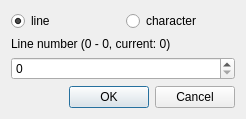
Before: the Qt Designer form Qitom/ui/dialogGoto.ui in itom-project/itom, drawn with Qt 5.
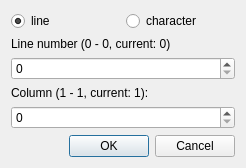
After: the same form once the commit is applied. Custom widgets are drawn as their Qt base class.

Commit message:
Script editor: 'Go To' dialog accepts a column
In the line mode, the dialog shows a second spin box for the column
(1-based, current column preselected). The column is clipped to the length
of the target line, the editor scrolls horizontally to it. Useful for wide
data listings.

```diff
--- a/Qitom/ui/dialogGoto.ui
+++ b/Qitom/ui/dialogGoto.ui
@@ -48,6 +48,19 @@
    <item>
     <widget class="ito::ItomSpinBox" name="spinValue"/>
    </item>
+   <item>
+    <widget class="QLabel" name="lblColumn">
+     <property name="text">
+      <string>Column (1 - 1, current: 1):</string>
+     </property>
+     <property name="buddy">
+      <cstring>spinColumn</cstring>
+     </property>
+    </widget>
+   </item>
+   <item>
+    <widget class="ito::ItomSpinBox" name="spinColumn"/>
+   </item>
    <item>
     <widget class="QDialogButtonBox" name="btnBox">
      <property name="orientation">
```
The commit also changes 4 other files.
